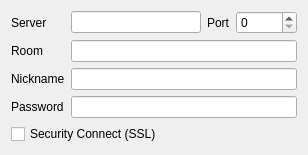
The window that src/plugins/azoth/plugins/acetamide/ircjoingroupchat.ui (0xd34df00d/leechcraft) describes before a commit, drawn with Qt 5.
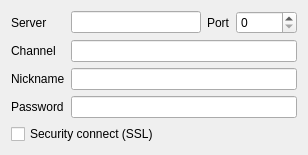
The same window after the commit.

```diff
--- a/src/plugins/azoth/plugins/acetamide/ircjoingroupchat.ui
+++ b/src/plugins/azoth/plugins/acetamide/ircjoingroupchat.ui
@@ -27,7 +27,7 @@
    <item row="1" column="0">
     <widget class="QLabel" name="label_2">
      <property name="text">
-      <string>Room</string>
+      <string>Channel</string>
      </property>
     </widget>
    </item>
@@ -58,7 +58,7 @@
    <item row="4" column="0" colspan="2">
     <widget class="QCheckBox" name="SSL_">
      <property name="text">
-      <string>Security Connect (SSL)</string>
+      <string>Security connect (SSL)</string>
      </property>
     </widget>
    </item>
```
